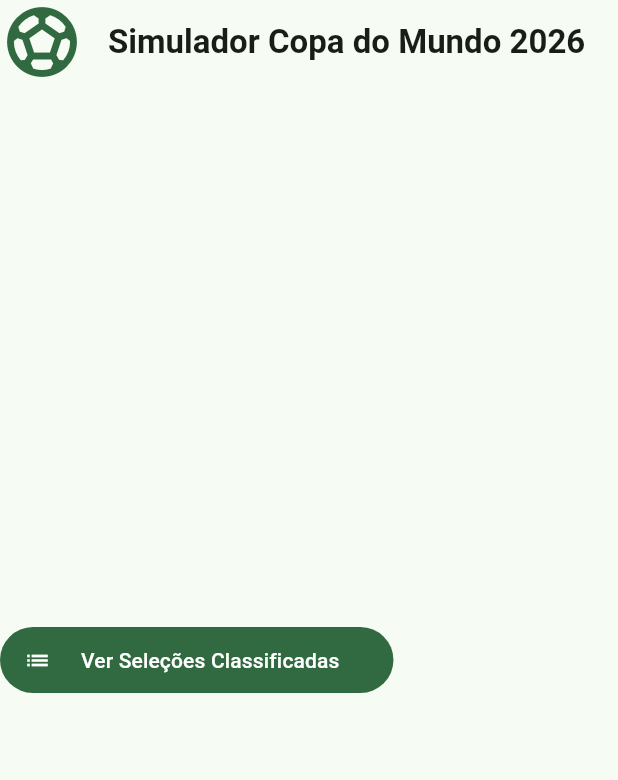
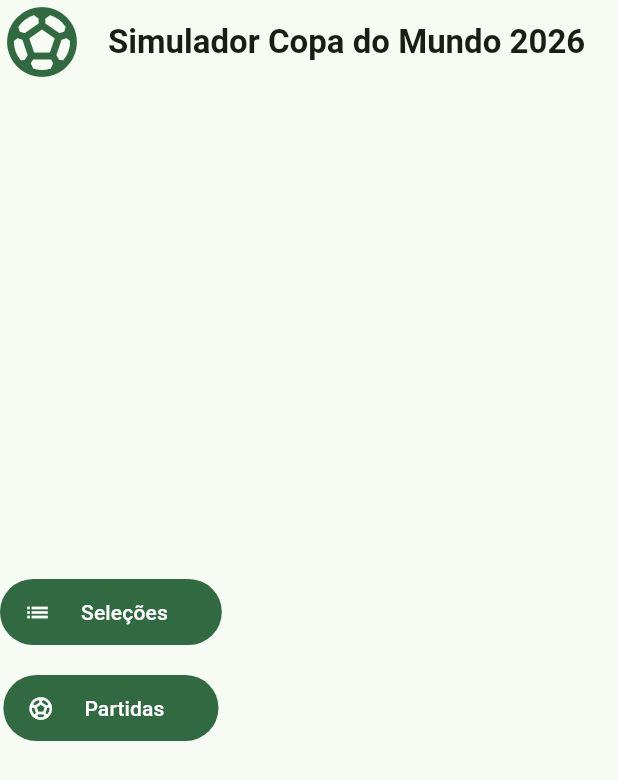
Before and after one commit to FernandoBagagi/flutter_simulador_copa_2026, a Flutter app: the screen it shows after launch, on a phone screen of 412 x 824 dp. Shown: the top 780 px of the screen. Run offline on Flutter 3.47's test engine with Material 3 defaults, Android fonts, the phone set to English and light mode, and no system bars; our stand-ins replace flutter_svg, get_it; project files that could hold a hidden picture were left out.

Commit message:
cria botão na home pra tela de partidas

```diff
--- a/lib/views/home_screen.dart
+++ b/lib/views/home_screen.dart
@@ -1,4 +1,5 @@
 import 'package:flutter/material.dart';
+import 'package:flutter_simulador_copa_2026/views/partidas_screen.dart';
 import 'package:flutter_simulador_copa_2026/views/selecoes_screen.dart';
 
 class HomeScreen extends StatelessWidget {
@@ -20,6 +21,7 @@ class HomeScreen extends StatelessWidget {
       ),
       body: Column(
         mainAxisAlignment: MainAxisAlignment.center,
+        spacing: 16,
         children: [
           FilledButton.icon(
             onPressed: () {
@@ -30,7 +32,19 @@ class HomeScreen extends StatelessWidget {
             icon: const Icon(Icons.list),
             label: const Padding(
               padding: EdgeInsets.all(12.0),
-              child: Text('Ver Seleções Classificadas'),
+              child: Text('Seleções'),
+            ),
+          ),
+          FilledButton.icon(
+            onPressed: () {
+              Navigator.of(
+                context,
+              ).push(MaterialPageRoute(builder: (_) => const PartidasScreen()));
+            },
+            icon: const Icon(Icons.sports_soccer),
+            label: const Padding(
+              padding: EdgeInsets.all(12.0),
+              child: Text('Partidas'),
             ),
           ),
         ],
```
